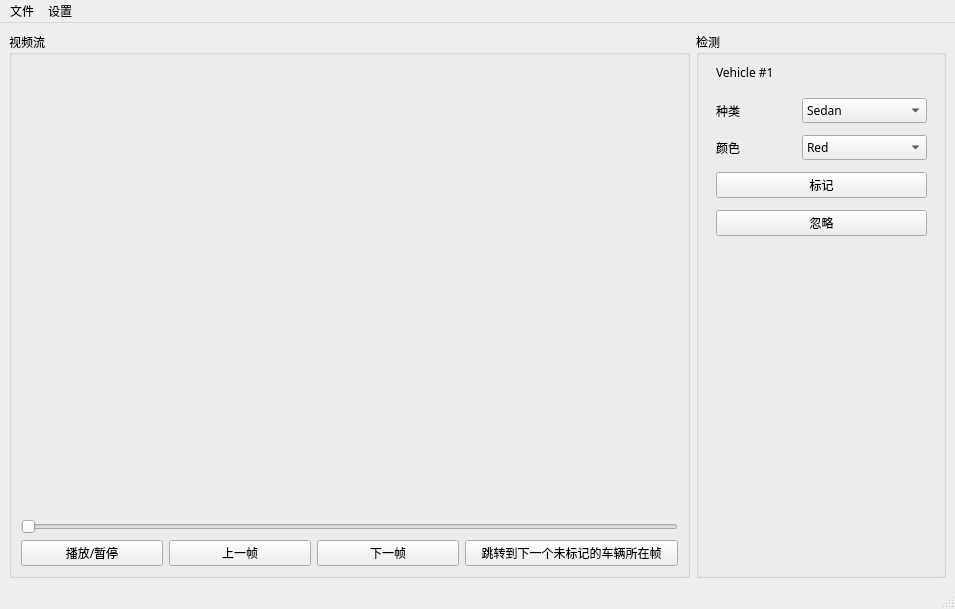
Old version of the form src/ui/main_window.ui in the repository Diving-Fish/vehicle-dataset-enhance.
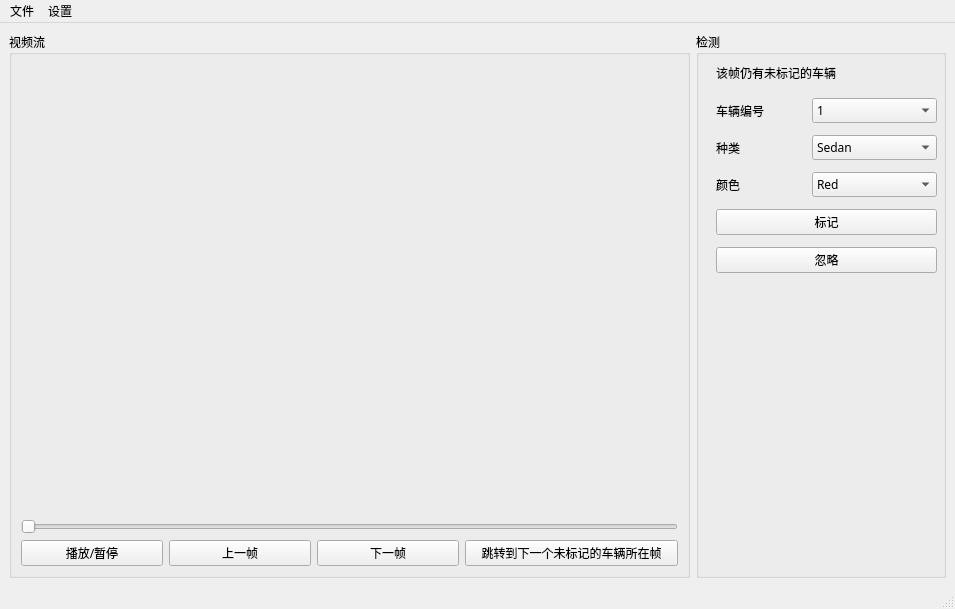
New version of the form.

Commit message: [add] mark selection in one frame

```diff
--- a/src/ui/main_window.ui
+++ b/src/ui/main_window.ui
@@ -119,7 +119,7 @@
           </rect>
          </property>
          <property name="text">
-          <string>Vehicle #1</string>
+          <string>该帧仍有未标记的车辆</string>
          </property>
         </widget>
         <widget class="QWidget" name="widget" native="true">
@@ -127,12 +127,48 @@
           <rect>
            <x>20</x>
            <y>60</y>
-           <width>211</width>
-           <height>151</height>
+           <width>221</width>
+           <height>191</height>
           </rect>
          </property>
-         <layout class="QGridLayout" name="gridLayout_4" rowstretch="0,0,0,0">
+         <layout class="QGridLayout" name="gridLayout_4">
           <item row="0" column="0">
+           <layout class="QHBoxLayout" name="horizontalLayout_4">
+            <item>
+             <widget class="QLabel" name="label_3">
+              <property name="text">
+               <string>车辆编号</string>
+              </property>
+             </widget>
+            </item>
+            <item>
+             <widget class="QComboBox" name="identityComboBox">
+              <property name="minimumSize">
+               <size>
+                <width>125</width>
+                <height>0</height>
+               </size>
+              </property>
+              <item>
+               <property name="text">
+                <string>1</string>
+               </property>
+              </item>
+              <item>
+               <property name="text">
+                <string>2</string>
+               </property>
+              </item>
+              <item>
+               <property name="text">
+                <string>3</string>
+               </property>
+              </item>
+             </widget>
+            </item>
+           </layout>
+          </item>
+          <item row="1" column="0">
            <layout class="QHBoxLayout" name="horizontalLayout_3">
             <item>
              <widget class="QLabel" name="label">
@@ -219,20 +255,6 @@
            </layout>
           </item>
           <item row="2" column="0">
-           <widget class="QPushButton" name="markButton">
-            <property name="text">
-             <string>标记</string>
-            </property>
-           </widget>
-          </item>
-          <item row="3" column="0">
-           <widget class="QPushButton" name="ignoreButton">
-            <property name="text">
-             <string>忽略</string>
-            </property>
-           </widget>
-          </item>
-          <item row="1" column="0">
            <layout class="QHBoxLayout" name="horizontalLayout_2">
             <item>
              <widget class="QLabel" name="label_2">
@@ -313,6 +335,20 @@
             </item>
            </layout>
           </item>
+          <item row="3" column="0">
+           <widget class="QPushButton" name="markButton">
+            <property name="text">
+             <string>标记</string>
+            </property>
+           </widget>
+          </item>
+          <item row="4" column="0">
+           <widget class="QPushButton" name="ignoreButton">
+            <property name="text">
+             <string>忽略</string>
+            </property>
+           </widget>
+          </item>
          </layout>
         </widget>
        </widget>
```
The commit also changes 2 other files.
